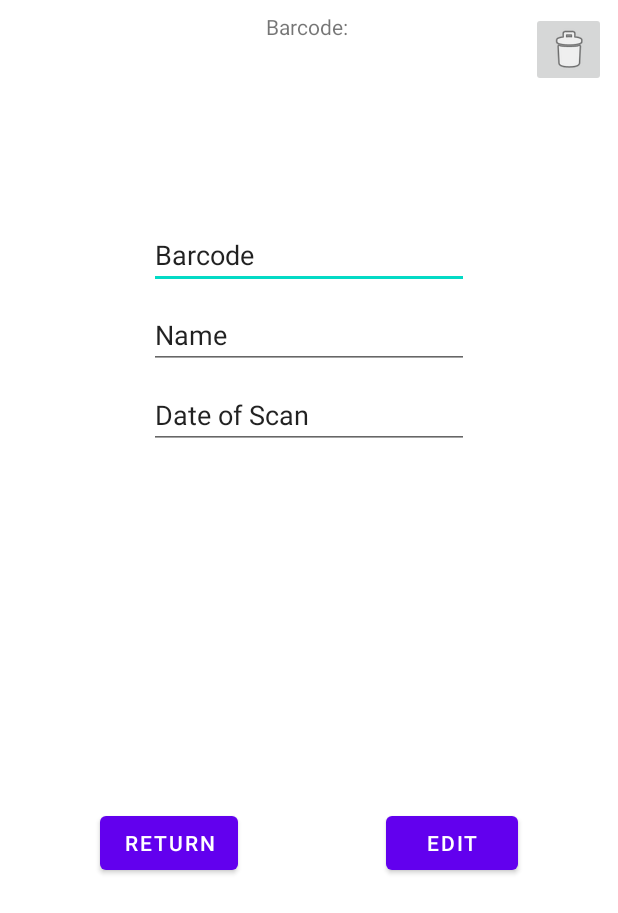
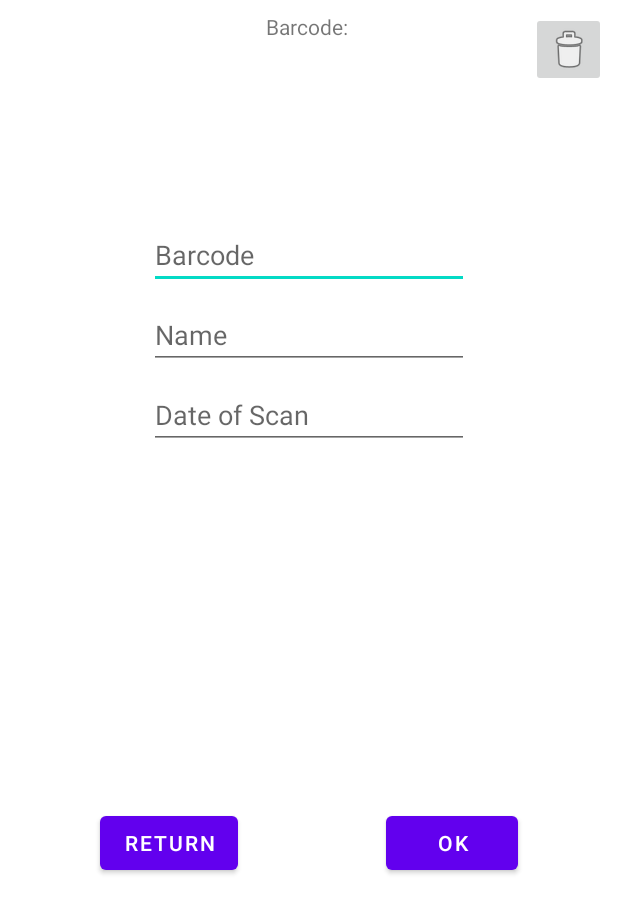
Before and after one commit to GawronAkaPuszka/ScanBarApp, an Android app: the HistoryFragment screen opened through its navigation route, after a tap on "Add", on a phone screen of 412 x 824 dp. Shown: the top 913 px of the screen. Run offline under Robolectric (Android 15) with nearby library versions, the phone set to English and light mode, and no system bars; our stand-ins replace navigation-ui; libraries missing offline, so code that uses them is left out: com.journeyapps.barcodescanner; 10 statements that could not run were skipped.

Commit message:
Implemented SQLite. New scan creates new entry in database.

```diff
--- a/app/src/main/java/com/example/test4/ui/dashboard/CustomRecycleViewAdapter.java
+++ b/app/src/main/java/com/example/test4/ui/dashboard/CustomRecycleViewAdapter.java
@@ -1,6 +1,9 @@
 package com.example.test4.ui.dashboard;
 
 import android.content.Context;
+import android.database.Cursor;
+import android.graphics.Bitmap;
+import android.graphics.BitmapFactory;
 import android.view.LayoutInflater;
 import android.view.View;
 import android.view.ViewGroup;
@@ -43,7 +46,7 @@ public class CustomRecycleViewAdapter extends RecyclerView.Adapter<CustomRecycle
     public void onBindViewHolder(@NonNull MyViewHolder holder, int position) {
         holder.barcode_id.setText(String.valueOf(barcode_id.get(position)));
         holder.barcode_name.setText(String.valueOf(barcode_name.get(position)));
-        //holder.barcode_photo.setImageBitmap((barcode_photo.get(position)));
+        holder.barcode_photo.setImageBitmap((Bitmap) barcode_photo.get(position));
         holder.barcode_scan_timestamp.setText(String.valueOf(barcode_last_scan_timestamp.get(position)));
     }
 
--- a/app/src/main/java/com/example/test4/ui/dashboard/HistoryFragment.java
+++ b/app/src/main/java/com/example/test4/ui/dashboard/HistoryFragment.java
@@ -2,6 +2,8 @@ package com.example.test4.ui.dashboard;
 
 import android.content.Intent;
 import android.database.Cursor;
+import android.graphics.Bitmap;
+import android.graphics.BitmapFactory;
 import android.os.Bundle;
 import android.view.LayoutInflater;
 import android.view.View;
@@ -13,7 +15,6 @@ import androidx.fragment.app.Fragment;
 import androidx.recyclerview.widget.LinearLayoutManager;
 import androidx.recyclerview.widget.RecyclerView;
 
-import com.example.test4.BottomMainActivity;
 import com.example.test4.HistoryDetailsActivity;
 import com.example.test4.databinding.FragmentHistoryBinding;
 import com.google.android.material.floatingactionbutton.FloatingActionButton;
@@ -26,8 +27,9 @@ public class HistoryFragment extends Fragment {
     private FloatingActionButton btAdd;
     private RecyclerView recycleView;
     private MyDatabaseHelper myDB;
-    private ArrayList<String> barcode_id, barcode_last_scan_timestamp, barcode_name, barcode_photo,
+    private ArrayList<String> barcode_id, barcode_last_scan_timestamp, barcode_name,
             barcode_photo_timestamp, barcode_link, barcode_link_timestamp;
+    private ArrayList<Bitmap> barcode_photo;
     private CustomRecycleViewAdapter CustomAdapter;
 
     public View onCreateView(@NonNull LayoutInflater inflater,
@@ -69,7 +71,7 @@ public class HistoryFragment extends Fragment {
             @Override
             public void onClick(View view) {
                 Intent i = new Intent(getActivity(), HistoryDetailsActivity.class);
-                i.putExtra("ID_CODE","jakiś kodzik XDDD");
+                i.putExtra("ID_CODE","test1");
                 startActivity(i);
             }
         });
@@ -91,7 +93,9 @@ public class HistoryFragment extends Fragment {
                 barcode_id.add(cursor.getString(0));
                 barcode_last_scan_timestamp.add(cursor.getString(1));
                 barcode_name.add(cursor.getString(2));
-                barcode_photo.add(cursor.getString(3));
+                byte[] imgByte = cursor.getBlob(3);
+                if (imgByte != null)
+                    barcode_photo.add(BitmapFactory.decodeByteArray(imgByte, 0, imgByte.length));
                 barcode_photo_timestamp.add(cursor.getString(4));
                 barcode_link.add(cursor.getString(5));
                 barcode_link_timestamp.add(cursor.getString(6));
--- a/app/src/main/res/layout/activity_history_details.xml
+++ b/app/src/main/res/layout/activity_history_details.xml
@@ -24,7 +24,7 @@
         android:editable="false"
         android:ems="10"
         android:inputType="textPersonName"
-        android:text="Barcode"
+        android:hint="Barcode"
         app:layout_constraintEnd_toEndOf="parent"
         app:layout_constraintStart_toStartOf="parent"
         app:layout_constraintTop_toBottomOf="@+id/txt_title" />
@@ -36,7 +36,7 @@
         android:layout_marginTop="8dp"
         android:ems="10"
         android:inputType="textPersonName"
-        android:text="Name"
+        android:hint="Name"
         app:layout_constraintEnd_toEndOf="parent"
         app:layout_constraintStart_toStartOf="parent"
         app:layout_constraintTop_toBottomOf="@+id/txt_barcode" />
@@ -49,7 +49,7 @@
         android:editable="false"
         android:ems="10"
         android:inputType="textPersonName"
-        android:text="Date of Scan"
+        android:hint="Date of Scan"
         app:layout_constraintEnd_toEndOf="parent"
         app:layout_constraintStart_toStartOf="parent"
         app:layout_constraintTop_toBottomOf="@+id/txt_name" />
@@ -69,7 +69,7 @@
         android:layout_width="wrap_content"
         android:layout_height="wrap_content"
         android:layout_marginStart="32dp"
-        android:text="@string/edit"
+        android:text="ok"
         app:layout_constraintEnd_toEndOf="parent"
         app:layout_constraintStart_toEndOf="@+id/bt_return"
         app:layout_constraintTop_toTopOf="@+id/bt_return" />
```
Also changed, not shown: app/src/main/java/com/example/test4/DetailsActivity.java (+47 -11 lines), app/src/main/java/com/example/test4/ui/dashboard/MyDatabaseHelper.java (+35 -6 lines).
